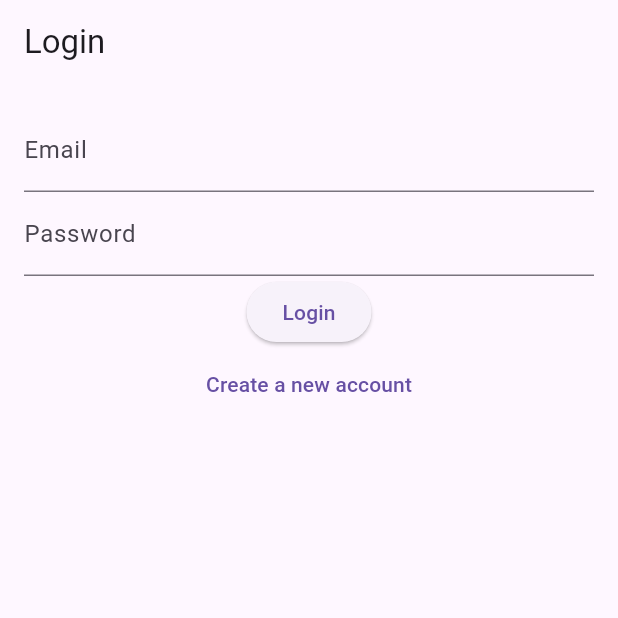
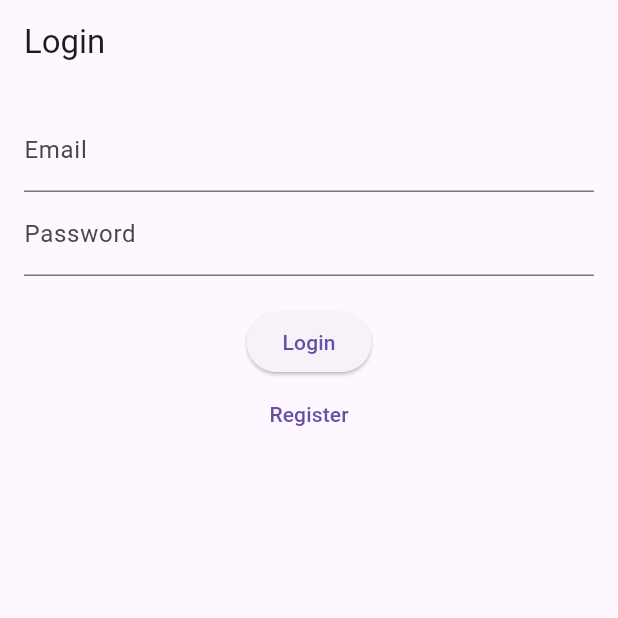
Before and after one commit to gllsrssx/flutter, a Flutter app: the screen it shows after launch, on a phone screen of 412 x 824 dp, the top half of it. Run offline on Flutter 3.47's test engine with Material 3 defaults, Android fonts, the phone set to English and light mode, and no system bars; our stand-ins replace firebase_auth, firebase_core; accounts and stored records are empty.

Commit message:
chore: Refactor login_page.dart for better code organization

```diff
--- a/meal_planner_app/lib/login_page.dart
+++ b/meal_planner_app/lib/login_page.dart
@@ -1,60 +1,63 @@
 import 'package:flutter/material.dart';
 import 'package:firebase_auth/firebase_auth.dart';
-import 'home_page.dart';
-import 'register_page.dart';
 
-class LoginPage extends StatelessWidget {
-  LoginPage({super.key});
+class LoginPage extends StatefulWidget {
+  const LoginPage({super.key});
 
-  final TextEditingController emailController = TextEditingController();
-  final TextEditingController passwordController = TextEditingController();
+  @override
+  LoginPageState createState() => LoginPageState();
+}
 
-  Future<void> signIn(BuildContext context) async {
+class LoginPageState extends State<LoginPage> {
+  final FirebaseAuth _auth = FirebaseAuth.instance;
+  final _emailController = TextEditingController();
+  final _passwordController = TextEditingController();
+
+  void _login() async {
     try {
-      await FirebaseAuth.instance.signInWithEmailAndPassword(
-        email: emailController.text,
-        password: passwordController.text,
+      await _auth.signInWithEmailAndPassword(
+        email: _emailController.text,
+        password: _passwordController.text,
       );
-      if (!context.mounted) return;
-      Navigator.pushReplacement(
-        context,
-        MaterialPageRoute(builder: (context) => const HomePage()),
+      if (!mounted) return;
+      Navigator.pushReplacementNamed(context, '/home');
+    } catch (e) {
+      if (!mounted) return;
+      ScaffoldMessenger.of(context).showSnackBar(
+        const SnackBar(content: Text('Failed to sign in.')),
       );
-    } on FirebaseAuthException catch (e) {
-      ScaffoldMessenger.of(context)
-          .showSnackBar(SnackBar(content: Text('Error: $e')));
     }
   }
 
   @override
   Widget build(BuildContext context) {
     return Scaffold(
-      appBar: AppBar(title: const Text('Login')),
+      appBar: AppBar(
+        title: const Text('Login'),
+      ),
       body: Padding(
         padding: const EdgeInsets.all(16.0),
         child: Column(
           children: [
             TextField(
-              controller: emailController,
+              controller: _emailController,
               decoration: const InputDecoration(labelText: 'Email'),
             ),
             TextField(
-              controller: passwordController,
+              controller: _passwordController,
               decoration: const InputDecoration(labelText: 'Password'),
               obscureText: true,
             ),
+            const SizedBox(height: 20),
             ElevatedButton(
-              onPressed: () => signIn(context),
+              onPressed: _login,
               child: const Text('Login'),
             ),
             TextButton(
               onPressed: () {
-                Navigator.push(
-                  context,
-                  MaterialPageRoute(builder: (context) => const RegisterPage()),
-                );
+                Navigator.pushNamed(context, '/register');
               },
-              child: const Text('Create a new account'),
+              child: const Text('Register'),
             ),
           ],
         ),
```
